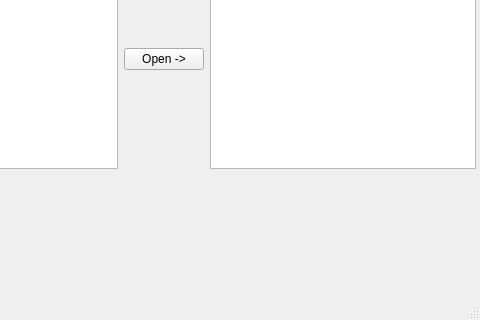
The window that Dustin/IntelligentCameraSystem/controlcenter.ui (mocalab/ScalableVideo) describes before a commit, drawn with Qt 5; both pictures show x 160 to 640 and y 160 to 480 of the 640 by 480 pixel window.
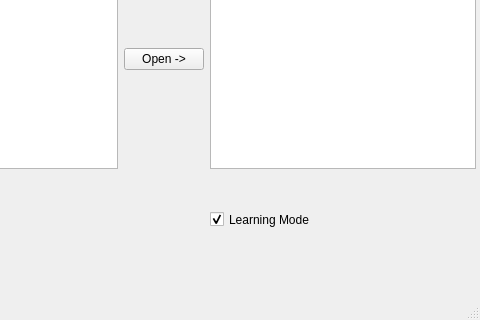
The same window after the commit.

Diff of the .ui file:
```diff
--- a/Dustin/IntelligentCameraSystem/controlcenter.ui
+++ b/Dustin/IntelligentCameraSystem/controlcenter.ui
@@ -88,6 +88,22 @@
      </item>
     </layout>
    </widget>
+   <widget class="QCheckBox" name="cbLearningMode">
+    <property name="geometry">
+     <rect>
+      <x>370</x>
+      <y>350</y>
+      <width>121</width>
+      <height>21</height>
+     </rect>
+    </property>
+    <property name="text">
+     <string>Learning Mode</string>
+    </property>
+    <property name="checked">
+     <bool>true</bool>
+    </property>
+   </widget>
   </widget>
   <widget class="QMenuBar" name="menubar">
    <property name="geometry">
```
Left out of the diff: 2 changed lines with no effect on the pictures.
